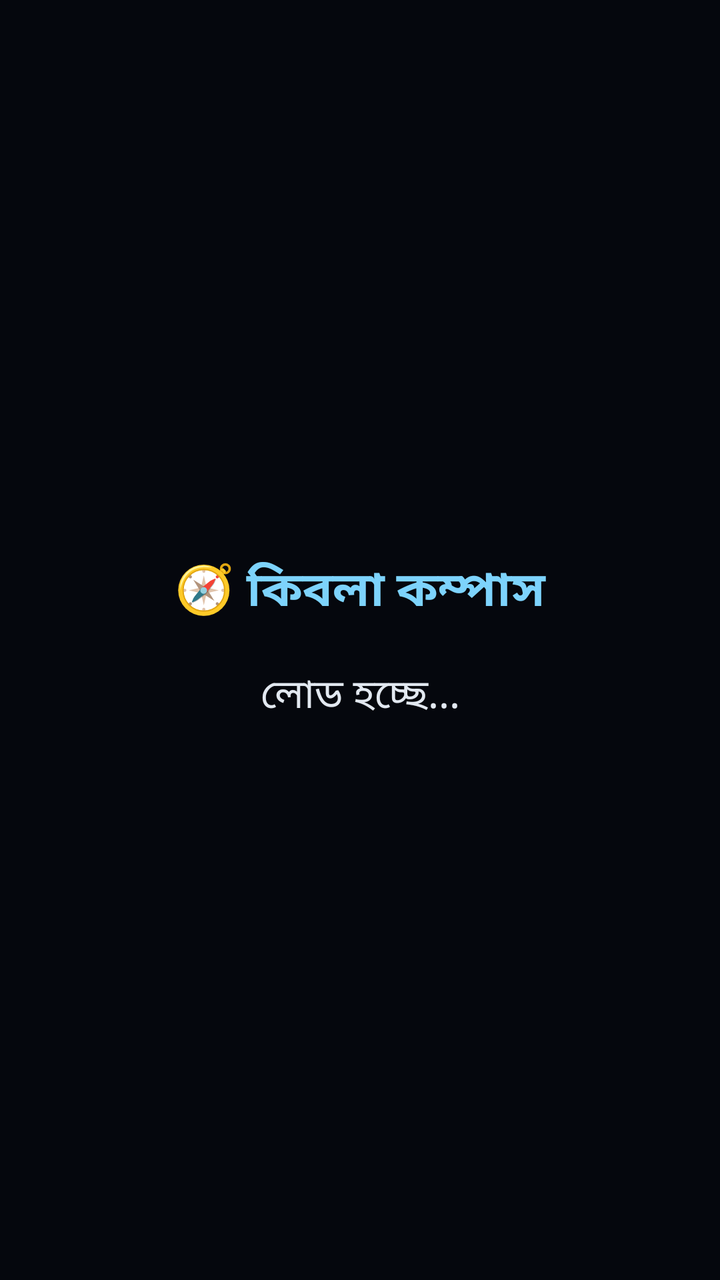
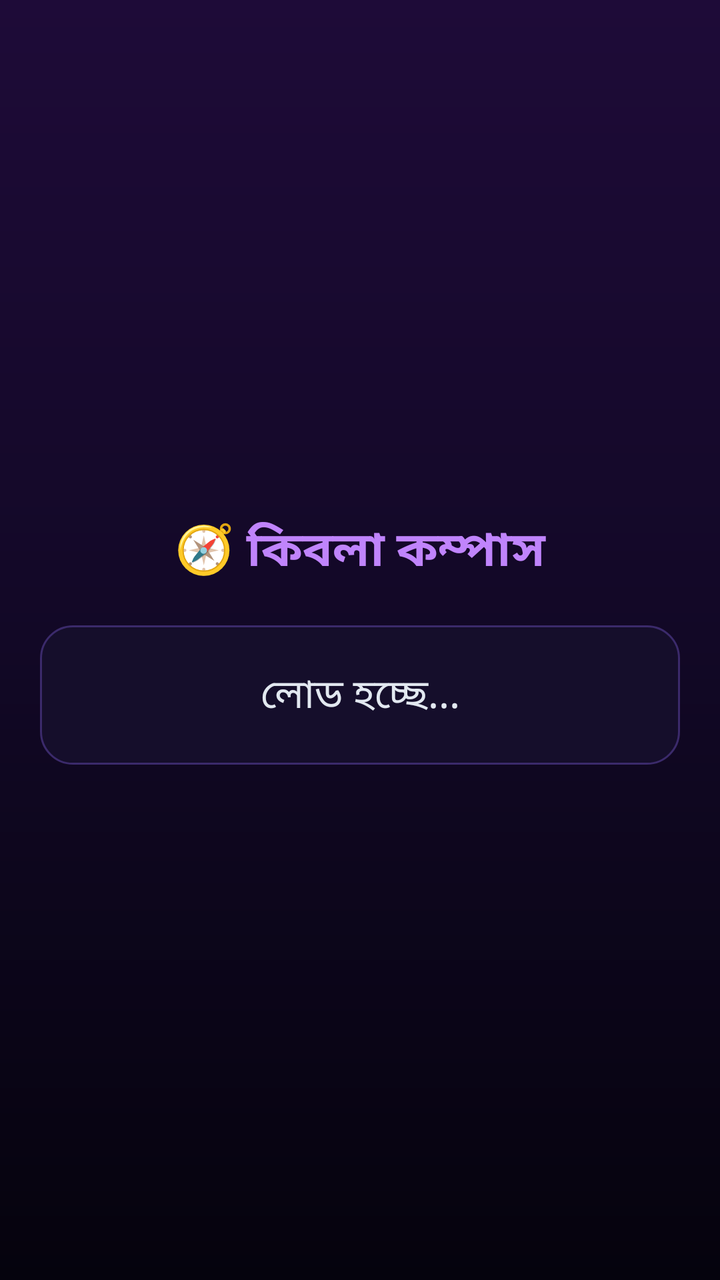

The first picture is an Android layout as it rendered before a commit; the second is the same layout after the commit. The layout source and the unified diff follow.
<!-- AndroidManifest.xml: application theme AppTheme -->
<!-- res/layout/activity_qibla.xml -->
<?xml version="1.0" encoding="utf-8"?>
<LinearLayout xmlns:android="http://schemas.android.com/apk/res/android"
    android:layout_width="match_parent"
    android:layout_height="match_parent"
    android:background="#05070D"
    android:gravity="center"
    android:orientation="vertical"
    android:padding="20dp">

    <TextView
        android:layout_width="match_parent"
        android:layout_height="wrap_content"
        android:gravity="center"
        android:text="🧭 কিবলা কম্পাস"
        android:textColor="#7DD3FC"
        android:textSize="24sp"
        android:textStyle="bold" />

    <TextView
        android:id="@+id/qiblaText"
        android:layout_width="match_parent"
        android:layout_height="wrap_content"
        android:layout_marginTop="20dp"
        android:gravity="center"
        android:text="লোড হচ্ছে..."
        android:textColor="#E2E8F0"
        android:textSize="20sp" />
</LinearLayout>
<!-- resources referenced by this layout -->
<resources>
  <style name="AppTheme" parent="android:Theme.Material.NoActionBar">
          <item name="android:windowBackground">#05030D</item>
          <item name="android:colorAccent">#A855F7</item>
          <item name="android:statusBarColor">#05030D</item>
          <item name="android:navigationBarColor">#05030D</item>
          <item name="android:windowLightStatusBar">false</item>
      </style>
</resources>

<!-- the commit's change to res/layout/activity_qibla.xml (unified diff, before → after) -->
@@ -2,7 +2,7 @@
 <LinearLayout xmlns:android="http://schemas.android.com/apk/res/android"
     android:layout_width="match_parent"
     android:layout_height="match_parent"
-    android:background="#05070D"
+    android:background="@drawable/bg_main"
     android:gravity="center"
     android:orientation="vertical"
     android:padding="20dp">
@@ -12,7 +12,7 @@
         android:layout_height="wrap_content"
         android:gravity="center"
         android:text="🧭 কিবলা কম্পাস"
-        android:textColor="#7DD3FC"
+        android:textColor="#C084FC"
         android:textSize="24sp"
         android:textStyle="bold" />
 
@@ -21,7 +21,9 @@
         android:layout_width="match_parent"
         android:layout_height="wrap_content"
         android:layout_marginTop="20dp"
+        android:background="@drawable/bg_card"
         android:gravity="center"
+        android:padding="20dp"
         android:text="লোড হচ্ছে..."
         android:textColor="#E2E8F0"
         android:textSize="20sp" />
<!-- resource entries referenced after the edit -->
@@ -1,5 +1,21 @@
 <!-- resources referenced by this layout -->
 <resources>
+  <!-- drawable bg_card (drawable) -->
+  <?xml version="1.0" encoding="utf-8"?>
+  <shape xmlns:android="http://schemas.android.com/apk/res/android" android:shape="rectangle">
+      <corners android:radius="16dp" />
+      <solid android:color="#150E2B" />
+      <stroke android:width="1dp" android:color="#3B2A6B" />
+  </shape>
+  <!-- drawable bg_main (drawable) -->
+  <?xml version="1.0" encoding="utf-8"?>
+  <shape xmlns:android="http://schemas.android.com/apk/res/android" android:shape="rectangle">
+      <gradient
+          android:angle="270"
+          android:startColor="#1E0B38"
+          android:centerColor="#120826"
+          android:endColor="#05030D" />
+  </shape>
   <style name="AppTheme" parent="android:Theme.Material.NoActionBar">
           <item name="android:windowBackground">#05030D</item>
           <item name="android:colorAccent">#A855F7</item>
